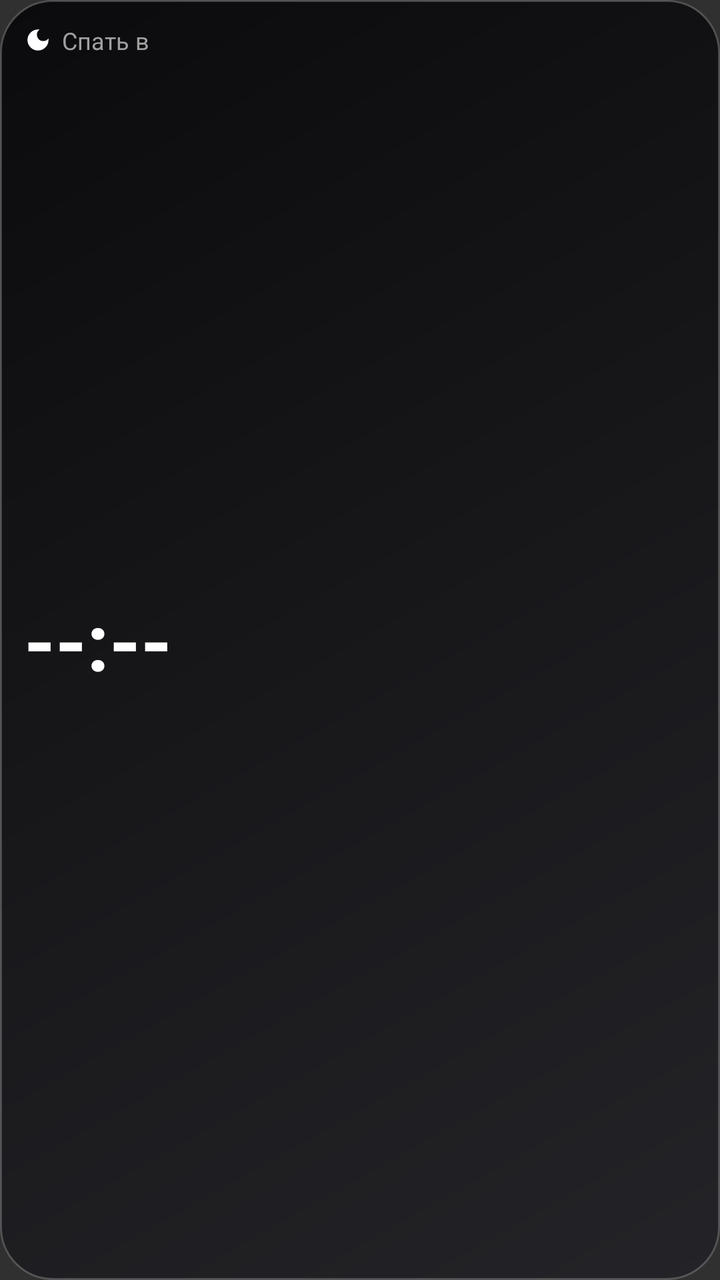
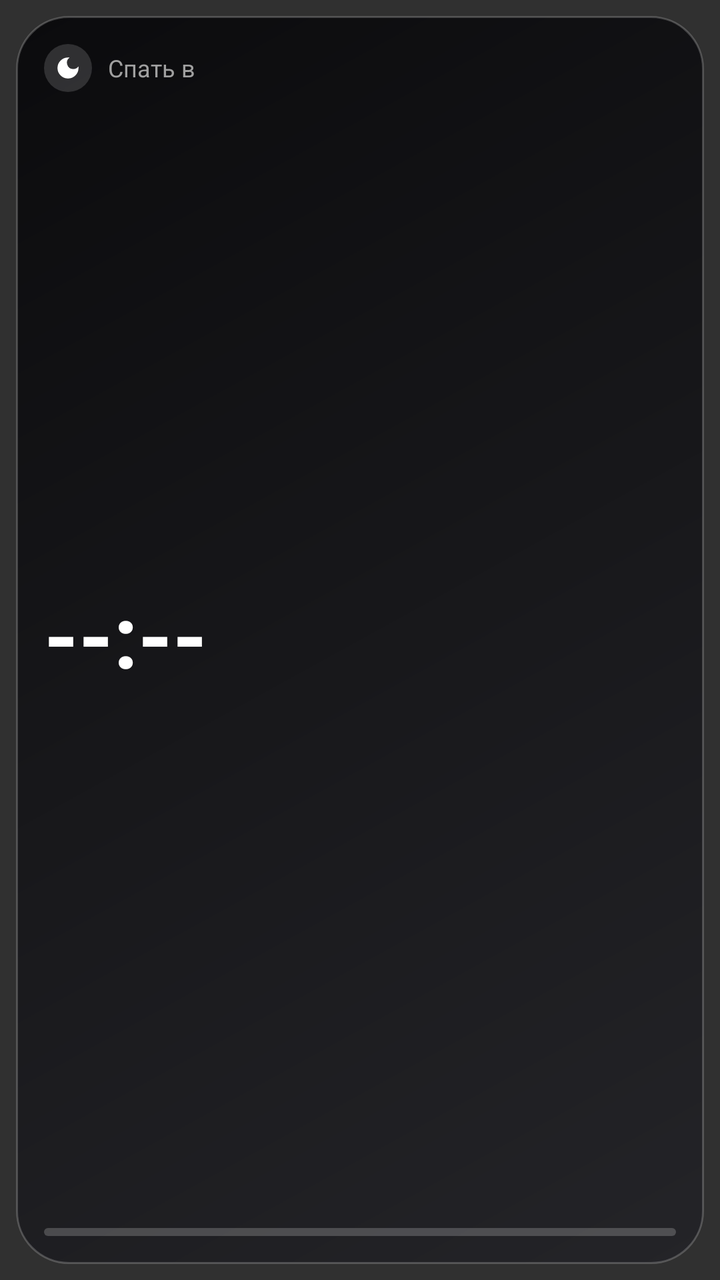

The first picture is an Android layout as it rendered before a commit; the second is the same layout after the commit. The layout source and the unified diff follow.
<!-- AndroidManifest.xml: application theme android:Theme.Material.NoActionBar -->
<!-- res/layout/widget_small.xml -->
<?xml version="1.0" encoding="utf-8"?>
<LinearLayout xmlns:android="http://schemas.android.com/apk/res/android"
    android:id="@+id/w_root"
    android:layout_width="match_parent"
    android:layout_height="match_parent"
    android:background="@drawable/widget_bg"
    android:orientation="vertical"
    android:padding="12dp">

    <LinearLayout
        android:layout_width="wrap_content"
        android:layout_height="wrap_content"
        android:gravity="center_vertical"
        android:orientation="horizontal">

        <ImageView
            android:layout_width="14dp"
            android:layout_height="14dp"
            android:src="@drawable/ic_notify" />

        <TextView
            android:layout_width="wrap_content"
            android:layout_height="wrap_content"
            android:layout_marginStart="5dp"
            android:text="Спать в"
            android:textColor="#A0A0A0"
            android:textSize="12sp" />
    </LinearLayout>

    <TextView
        android:id="@+id/w_time"
        android:layout_width="match_parent"
        android:layout_height="0dp"
        android:layout_weight="1"
        android:autoSizeMaxTextSize="40sp"
        android:autoSizeMinTextSize="22sp"
        android:autoSizeStepGranularity="1sp"
        android:autoSizeTextType="uniform"
        android:gravity="center_vertical|start"
        android:maxLines="1"
        android:text="--:--"
        android:textColor="#FFFFFF"
        android:textStyle="bold" />

    <TextView
        android:id="@+id/w_sub"
        android:layout_width="wrap_content"
        android:layout_height="wrap_content"
        android:maxLines="1"
        android:textColor="#E0E0E0"
        android:textSize="12sp" />
</LinearLayout>
<!-- resources referenced by this layout -->
<resources>
  <!-- drawable ic_notify (drawable) -->
  <vector xmlns:android="http://schemas.android.com/apk/res/android"
      android:width="24dp"
      android:height="24dp"
      android:viewportWidth="24"
      android:viewportHeight="24">
      <path
          android:fillColor="#FFFFFF"
          android:pathData="M12,3a9,9 0 1,0 9,9c0,-0.46 -0.04,-0.92 -0.1,-1.36a5.389,5.389 0 0,1 -4.4,2.26 5.403,5.403 0 0,1 -3.14,-9.8c-0.44,-0.06 -0.9,-0.1 -1.36,-0.1z" />
  </vector>
  <!-- drawable widget_bg (drawable) -->
  <?xml version="1.0" encoding="utf-8"?>
  <shape xmlns:android="http://schemas.android.com/apk/res/android"
      android:shape="rectangle">
      <gradient
          android:angle="135"
          android:endColor="#0B0B0D"
          android:startColor="#242428"
          android:type="linear" />
      <corners android:radius="26dp" />
      <stroke
          android:width="1dp"
          android:color="#33FFFFFF" />
  </shape>
</resources>

<!-- the commit's change to res/layout/widget_small.xml (unified diff, before → after) -->
@@ -1,52 +1,78 @@
 <?xml version="1.0" encoding="utf-8"?>
-<LinearLayout xmlns:android="http://schemas.android.com/apk/res/android"
-    android:id="@+id/w_root"
+<FrameLayout xmlns:android="http://schemas.android.com/apk/res/android"
     android:layout_width="match_parent"
     android:layout_height="match_parent"
-    android:background="@drawable/widget_bg"
-    android:orientation="vertical"
-    android:padding="12dp">
+    android:padding="8dp">
 
     <LinearLayout
-        android:layout_width="wrap_content"
-        android:layout_height="wrap_content"
-        android:gravity="center_vertical"
-        android:orientation="horizontal">
+        android:id="@+id/w_root"
+        android:layout_width="match_parent"
+        android:layout_height="match_parent"
+        android:background="@drawable/widget_bg"
+        android:orientation="vertical"
+        android:padding="14dp">
 
-        <ImageView
-            android:layout_width="14dp"
-            android:layout_height="14dp"
-            android:src="@drawable/ic_notify" />
+        <LinearLayout
+            android:layout_width="wrap_content"
+            android:layout_height="wrap_content"
+            android:gravity="center_vertical"
+            android:orientation="horizontal">
+
+            <FrameLayout
+                android:layout_width="24dp"
+                android:layout_height="24dp"
+                android:background="@drawable/widget_chip">
+
+                <ImageView
+                    android:layout_width="14dp"
+                    android:layout_height="14dp"
+                    android:layout_gravity="center"
+                    android:src="@drawable/ic_notify" />
+            </FrameLayout>
+
+            <TextView
+                android:layout_width="wrap_content"
+                android:layout_height="wrap_content"
+                android:layout_marginStart="8dp"
+                android:text="Спать в"
+                android:textColor="#A0A0A0"
+                android:textSize="12sp" />
+        </LinearLayout>
 
         <TextView
+            android:id="@+id/w_time"
+            android:layout_width="match_parent"
+            android:layout_height="0dp"
+            android:layout_weight="1"
+            android:autoSizeMaxTextSize="44sp"
+            android:autoSizeMinTextSize="22sp"
+            android:autoSizeStepGranularity="1sp"
+            android:autoSizeTextType="uniform"
+            android:gravity="center_vertical|start"
+            android:maxLines="1"
+            android:text="--:--"
+            android:textColor="#FFFFFF"
+            android:textStyle="bold" />
+
+        <TextView
+            android:id="@+id/w_sub"
             android:layout_width="wrap_content"
             android:layout_height="wrap_content"
-            android:layout_marginStart="5dp"
-            android:text="Спать в"
-            android:textColor="#A0A0A0"
-            android:textSize="12sp" />
+            android:maxLines="1"
+            android:textColor="#E8E8E8"
+            android:textSize="13sp" />
+
+        <ProgressBar
+            android:id="@+id/w_bar"
+            style="?android:attr/progressBarStyleHorizontal"
+            android:layout_width="match_parent"
+            android:layout_height="4dp"
+            android:layout_marginTop="8dp"
+            android:indeterminate="false"
+            android:max="100"
+            android:maxHeight="4dp"
+            android:minHeight="4dp"
+            android:progress="0"
+            android:progressDrawable="@drawable/widget_progress" />
     </LinearLayout>
-
-    <TextView
-        android:id="@+id/w_time"
-        android:layout_width="match_parent"
-        android:layout_height="0dp"
-        android:layout_weight="1"
-        android:autoSizeMaxTextSize="40sp"
-        android:autoSizeMinTextSize="22sp"
-        android:autoSizeStepGranularity="1sp"
-        android:autoSizeTextType="uniform"
-        android:gravity="center_vertical|start"
-        android:maxLines="1"
-        android:text="--:--"
-        android:textColor="#FFFFFF"
-        android:textStyle="bold" />
-
-    <TextView
-        android:id="@+id/w_sub"
-        android:layout_width="wrap_content"
-        android:layout_height="wrap_content"
-        android:maxLines="1"
-        android:textColor="#E0E0E0"
-        android:textSize="12sp" />
-</LinearLayout>
+</FrameLayout>
<!-- resource entries referenced after the edit -->
@@ -24,5 +24,29 @@
           android:width="1dp"
           android:color="#33FFFFFF" />
   </shape>
+  <!-- drawable widget_chip (drawable) -->
+  <?xml version="1.0" encoding="utf-8"?>
+  <shape xmlns:android="http://schemas.android.com/apk/res/android"
+      android:shape="oval">
+      <solid android:color="#26FFFFFF" />
+  </shape>
+  <!-- drawable widget_progress (drawable) -->
+  <?xml version="1.0" encoding="utf-8"?>
+  <layer-list xmlns:android="http://schemas.android.com/apk/res/android">
+      <item android:id="@android:id/background">
+          <shape android:shape="rectangle">
+              <corners android:radius="4dp" />
+              <solid android:color="#33FFFFFF" />
+          </shape>
+      </item>
+      <item android:id="@android:id/progress">
+          <clip>
+              <shape android:shape="rectangle">
+                  <corners android:radius="4dp" />
+                  <solid android:color="#FFFFFF" />
+              </shape>
+          </clip>
+      </item>
+  </layer-list>
 </resources>
 
